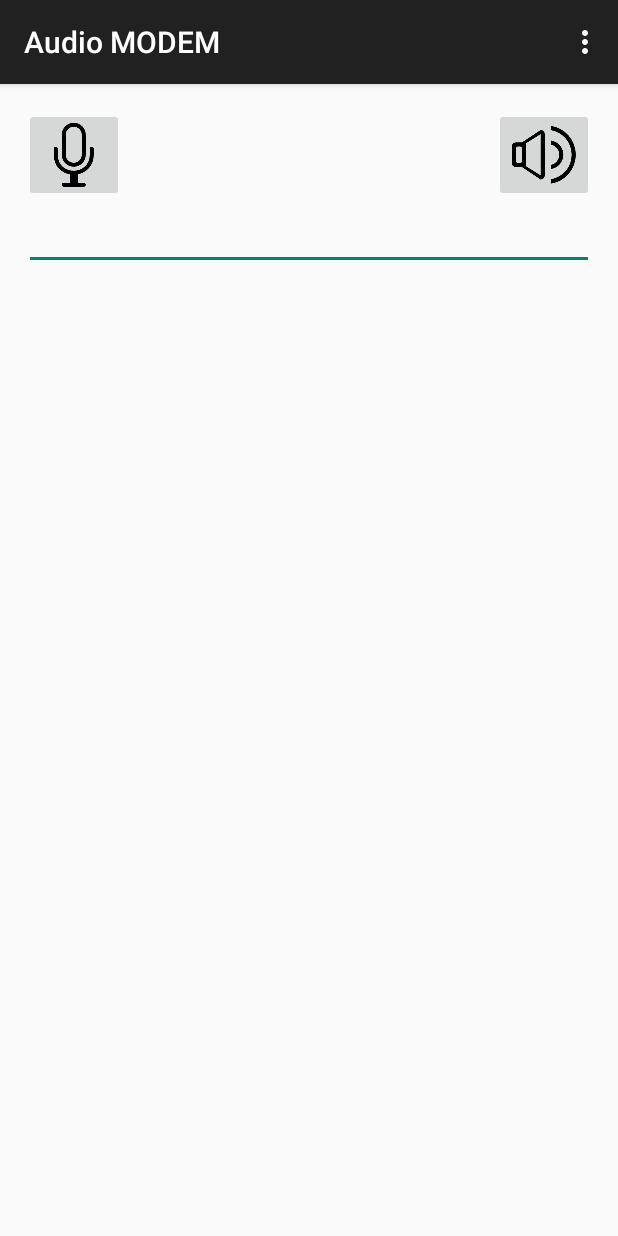
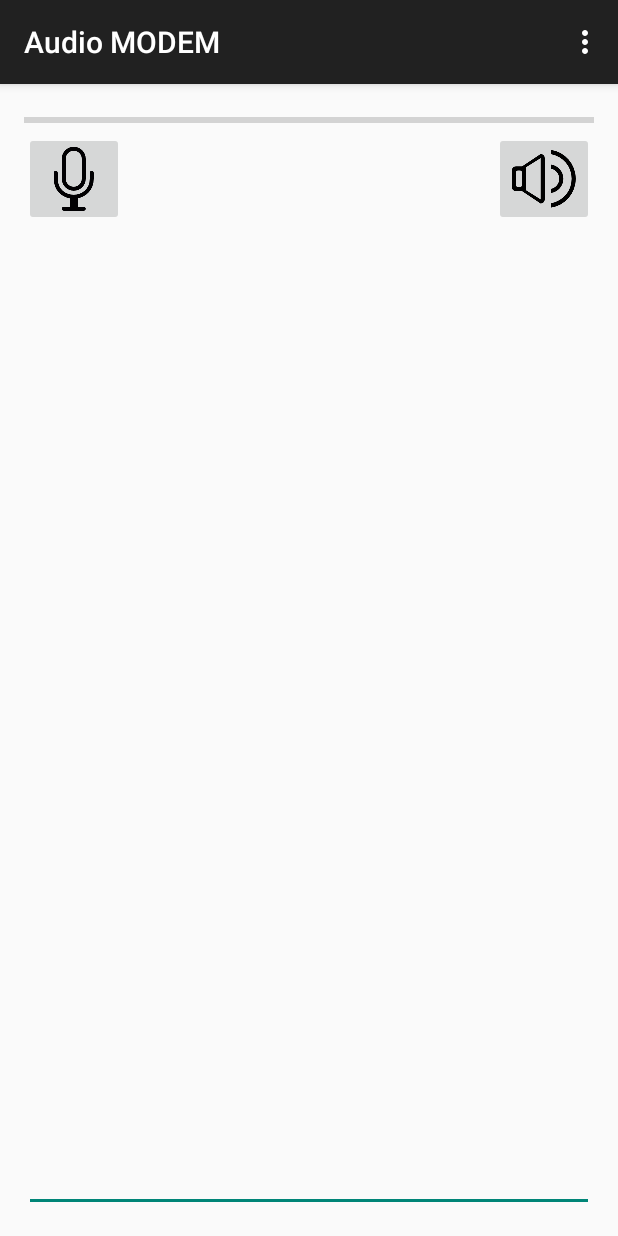
Before and after one commit to romanz/audiomodem-android, an Android app: the screen it shows after launch (MainActivity), on a phone screen of 412 x 824 dp. Run offline under Robolectric (Android 15) with nearby library versions, the phone set to English and light mode, and no system bars.

Commit message:
App: move progress to top and text to bottom
Conflicts:
	app/src/main/res/layout/activity_main.xml

```diff
--- a/app/src/main/res/layout/activity_main.xml
+++ b/app/src/main/res/layout/activity_main.xml
@@ -15,7 +15,8 @@
         android:layout_alignParentLeft="true"
         android:layout_alignParentStart="true"
         android:layout_alignParentRight="true"
-        android:layout_alignParentEnd="true" />
+        android:layout_alignParentEnd="true"
+        android:layout_alignParentBottom="true" />
 
     <ImageButton
         android:layout_width="wrap_content"
@@ -23,9 +24,9 @@
         android:id="@+id/sendBtn"
         android:src="@drawable/speaker"
         android:onClick="onSend"
-        android:layout_alignParentTop="true"
-        android:layout_alignRight="@+id/editText"
-        android:layout_alignEnd="@+id/editText" />
+        android:layout_below="@+id/pBar"
+        android:layout_alignParentRight="true"
+        android:layout_alignParentEnd="true" />
 
     <ImageButton
         android:layout_width="wrap_content"
@@ -33,7 +34,7 @@
         android:id="@+id/recvBtn"
         android:src="@drawable/microphone"
         android:onClick="onReceive"
-        android:layout_alignParentTop="true"
+        android:layout_below="@+id/pBar"
         android:layout_alignParentLeft="true"
         android:layout_alignParentStart="true" />
 
@@ -42,10 +43,11 @@
         android:layout_width="wrap_content"
         android:layout_height="wrap_content"
         android:id="@+id/pBar"
-        android:layout_alignTop="@+id/sendBtn"
-        android:layout_toRightOf="@+id/sendBtn"
-        android:layout_toLeftOf="@+id/recvBtn"
-        android:layout_toStartOf="@+id/recvBtn"
-        android:indeterminate="false" />
+        android:indeterminate="false"
+        android:layout_alignParentRight="true"
+        android:layout_alignParentEnd="true"
+        android:layout_alignParentTop="true"
+        android:layout_alignParentLeft="true"
+        android:layout_alignParentStart="true" />
 
 </RelativeLayout>
```
